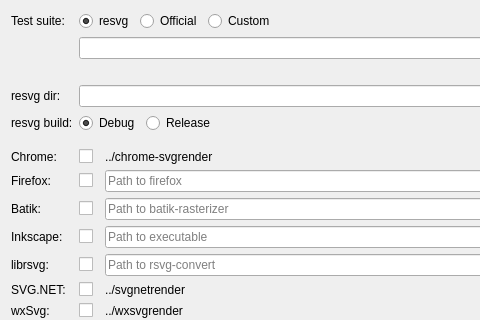
Above: tools/vdiff/src/settingsdialog.ui from RazrFalcon/resvg-test-suite before the change; both pictures show x 0 to 480 and y 0 to 320 of the 848 by 537 pixel window. Below: the same form after it.
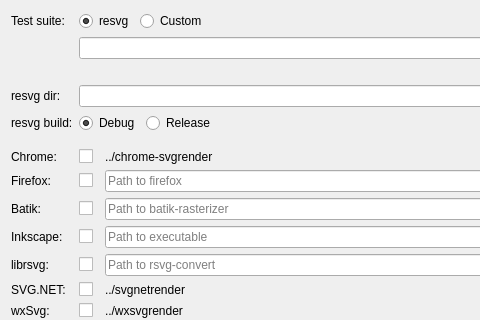
That is the form after the change.

Commit message: Remove official test suite.

What changed in the file:
```diff
--- a/tools/vdiff/src/settingsdialog.ui
+++ b/tools/vdiff/src/settingsdialog.ui
@@ -359,19 +359,6 @@
           </property>
          </widget>
         </item>
-        <item>
-         <widget class="QRadioButton" name="rBtnSuiteOfficial">
-          <property name="sizePolicy">
-           <sizepolicy hsizetype="Fixed" vsizetype="Fixed">
-            <horstretch>0</horstretch>
-            <verstretch>0</verstretch>
-           </sizepolicy>
-          </property>
-          <property name="text">
-           <string>Official</string>
-          </property>
-         </widget>
-        </item>
         <item>
          <widget class="QRadioButton" name="rBtnSuiteCustom">
           <property name="sizePolicy">
```
The commit also changes 9 other files.
